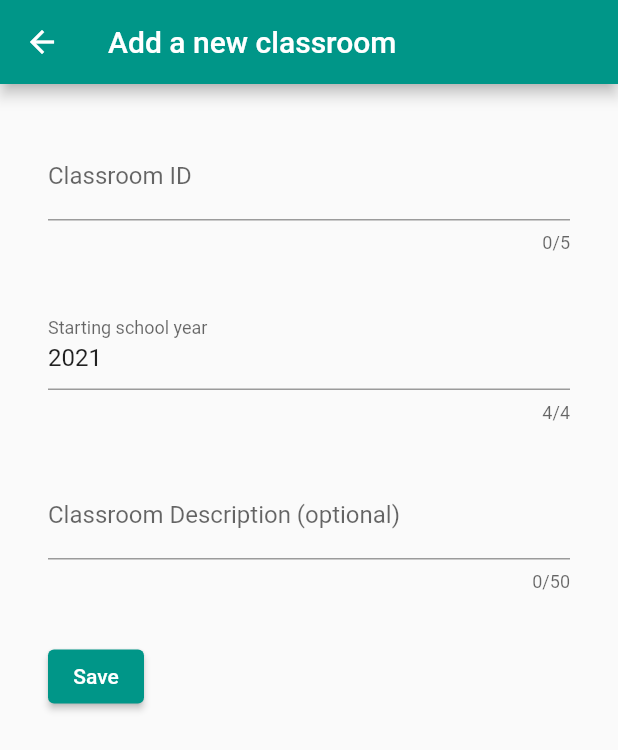
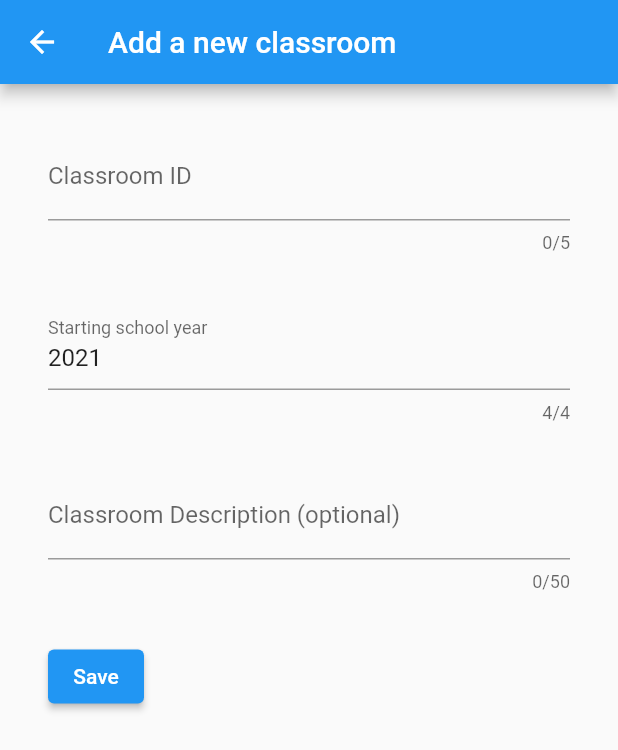
Before and after one commit to ttulka/observations, a Flutter app: the screen it shows after launch, after a tap on the "add" icon, on a phone screen of 412 x 824 dp. Shown: the top 750 px of the screen. Run offline on Flutter 3.47's test engine with Material 2 defaults, Android fonts, the phone set to English and light mode, and no system bars.

```diff
--- a/lib/classroom_form.dart
+++ b/lib/classroom_form.dart
@@ -21,11 +21,11 @@ class ClassroomForm {
         child: Column(
           crossAxisAlignment: CrossAxisAlignment.start,
           children: [
-            newTextField('Classroom ID', idController, true, 5, null),
+            newTextField('Classroom ID', idController, true, 5),
             newTextField('Starting school year', yearController, true, 4,
-                RegExp(r'^\d{4}$')),
-            newTextField('Classroom Description (optional)', descController,
-                false, 50, null),
+                filter: RegExp(r'^\d{4}$')),
+            newTextField(
+                'Classroom Description (optional)', descController, false, 50),
             Padding(
               padding: const EdgeInsets.symmetric(vertical: 16),
               child: ElevatedButton(
@@ -44,7 +44,8 @@ class ClassroomForm {
   }
 
   Widget newTextField(String label, TextEditingController controller,
-      bool required, int maxLength, RegExp? filter) {
+      bool required, int maxLength,
+      {RegExp? filter}) {
     return Padding(
       padding: const EdgeInsets.symmetric(vertical: 16),
       child: TextFormField(
--- a/lib/classroom_list.dart
+++ b/lib/classroom_list.dart
@@ -13,7 +13,7 @@ class ClassroomList extends StatefulWidget {
 
   final ClassroomService _service = ClassroomService();
 
-  final List<Classroom> classrooms = [];
+  final Map<int, List<Classroom>> classrooms = {};
 
   void onAddClassroom(Classroom classroom) {
     _service.add(classroom);
@@ -69,13 +69,7 @@ class _ClassroomListState extends State<ClassroomList> {
     return Scaffold(
       body: ListView(
         padding: const EdgeInsets.symmetric(vertical: 8.0),
-        children: widget.classrooms.map((Classroom classroom) {
-          return ClassroomListItem(
-            classroom: classroom,
-            onEditClassroom: _handleEditClassroom,
-            onRemoveClassroom: _handleRemoveClassroom,
-          );
-        }).toList(),
+        children: _buildItems(),
       ),
       floatingActionButton: FloatingActionButton(
           tooltip: 'Add a new classroom',
@@ -88,6 +82,23 @@ class _ClassroomListState extends State<ClassroomList> {
                         )),
               )),
     );
+  }
+
+  List<Widget> _buildItems() {
+    final List<Widget> items = [];
+    for (final entry in widget.classrooms.entries) {
+      items.add(Padding(
+          padding: const EdgeInsets.symmetric(horizontal: 68, vertical: 14),
+          child: Text(entry.key.toString(),
+              style:
+                  const TextStyle(fontWeight: FontWeight.bold, fontSize: 18))));
+      items.addAll(entry.value.map((c) => ClassroomListItem(
+            classroom: c,
+            onEditClassroom: _handleEditClassroom,
+            onRemoveClassroom: _handleRemoveClassroom,
+          )));
+    }
+    return items;
   }
 }
 
--- a/lib/main.dart
+++ b/lib/main.dart
@@ -3,23 +3,11 @@ import 'package:flutter/material.dart';
 import 'classroom_list.dart';
 
 void main() {
-  // MaterialColor berryColor = const MaterialColor(0xFF990F4B, {
-  //   50: Color.fromRGBO(153, 15, 75, .1),
-  //   100: Color.fromRGBO(153, 15, 75, .2),
-  //   200: Color.fromRGBO(153, 15, 75, .3),
-  //   300: Color.fromRGBO(153, 15, 75, .4),
-  //   400: Color.fromRGBO(153, 15, 75, .5),
-  //   500: Color.fromRGBO(153, 15, 75, .6),
-  //   600: Color.fromRGBO(153, 15, 75, .7),
-  //   700: Color.fromRGBO(153, 15, 75, .8),
-  //   800: Color.fromRGBO(153, 15, 75, .9),
-  //   900: Color.fromRGBO(153, 15, 75, 1),
-  // });
   runApp(MaterialApp(
       title: 'Student Observations',
       home: const HomePage(),
       theme: ThemeData(
-        primarySwatch: Colors.teal,
+        primarySwatch: Colors.blue,
       )));
 }
 
@@ -38,8 +26,8 @@ class HomePage extends StatelessWidget {
           ),
           actions: [
             IconButton(
-              icon: const Icon(Icons.logout_outlined),
-              tooltip: 'Exit',
+              icon: const Icon(Icons.help),
+              tooltip: 'About',
               onPressed: () => Navigator.pop(context, true),
             ),
           ],
--- a/lib/service.dart
+++ b/lib/service.dart
@@ -7,9 +7,11 @@ class ClassroomService {
     Classroom(id: 'B2', description: 'Second class B', year: 2020),
   ];
 
-  List<Classroom> listAll() {
-    classrooms.sort((a, b) => a.year.compareTo(b.year));
-    return classrooms;
+  Map<int, List<Classroom>> listAll() {
+    final years = classrooms.map((c) => c.year).toSet();
+    return {
+      for (var y in years) y: classrooms.where((c) => c.year == y).toList()
+    };
   }
 
   void add(Classroom classroom) {
```
